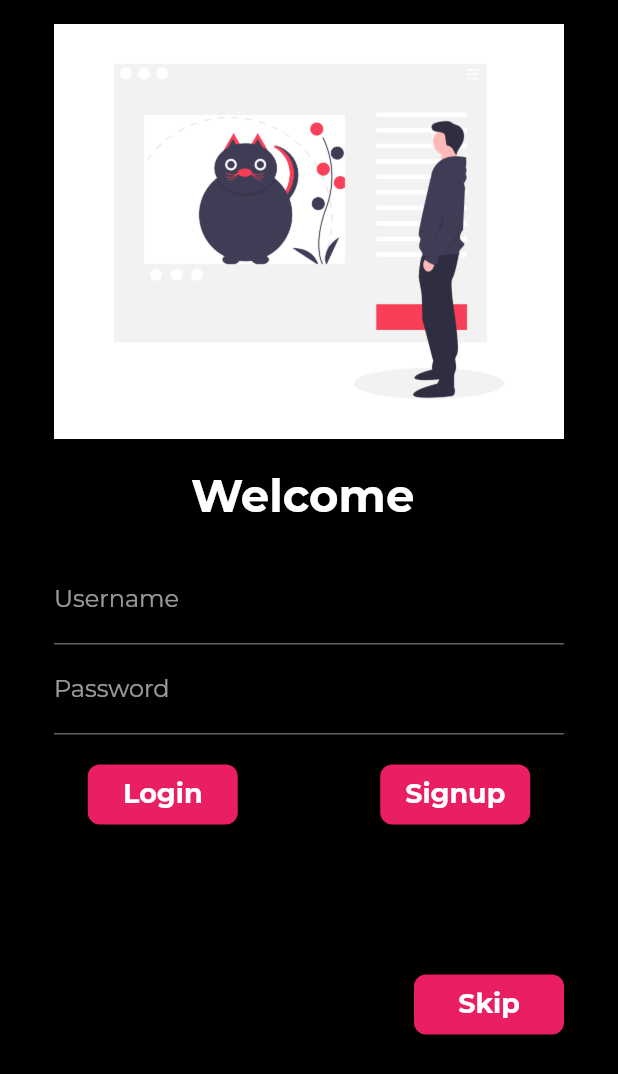
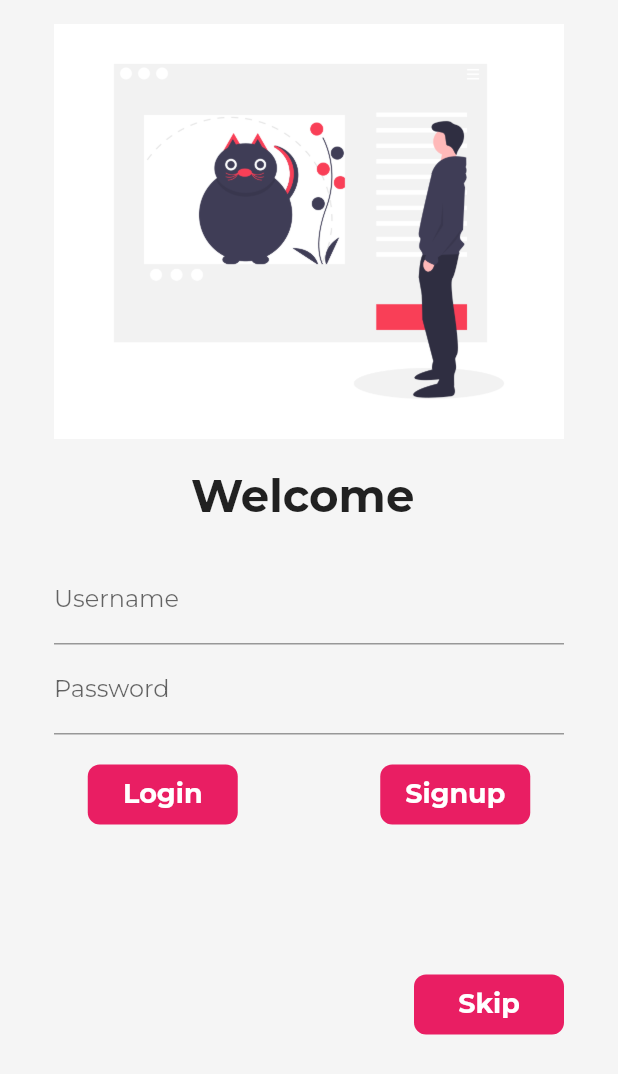
Before and after one commit to derpLLC/Petscue, a Flutter app: the screen it shows after launch, on a phone screen of 412 x 824 dp. Shown: the top 1074 px of the screen. Run offline on Flutter 3.47's test engine with Material 2 defaults, Android fonts, the phone set to English and light mode, and no system bars; our stand-ins replace firebase_auth, firebase_core, font_awesome_flutter, google_fonts; accounts and stored records are empty.

Commit message:
lib: homescreen: let the system pick text color for header
Signed-off-by: Ayush Dubey <ayushdubey70@gmail.com>

```diff
--- a/lib/main.dart
+++ b/lib/main.dart
@@ -32,7 +32,7 @@ class MyApp extends StatelessWidget {
       ],
       child: MaterialApp(
         debugShowCheckedModeBanner: false,
-        themeMode: ThemeMode.dark,
+        themeMode: ThemeMode.system,
         theme: AppTheme.lightTheme(context),
         darkTheme: AppTheme.darkTheme(context),
         initialRoute: "/",
--- a/lib/screen/homescreen.dart
+++ b/lib/screen/homescreen.dart
@@ -66,7 +66,6 @@ class _HomeScreenState extends State<HomeScreen> {
                               padding: EdgeInsets.only(left: 10),
                               child: Text(
                                 _isSignedIn ? '$_user' : '$_user',
-                                style: TextStyle(color: Colors.black),
                                 textAlign: TextAlign.left,
                               ),
                             ),
--- a/lib/themes.dart
+++ b/lib/themes.dart
@@ -11,7 +11,7 @@ class AppTheme {
   static ThemeData darkTheme(BuildContext context) => ThemeData(
         fontFamily: GoogleFonts.montserrat().fontFamily,
         primaryColor: Colors.pink,
-        canvasColor: canvasColor ,
+        canvasColor: canvasColor,
         brightness: Brightness.dark,
       );
 }
```
